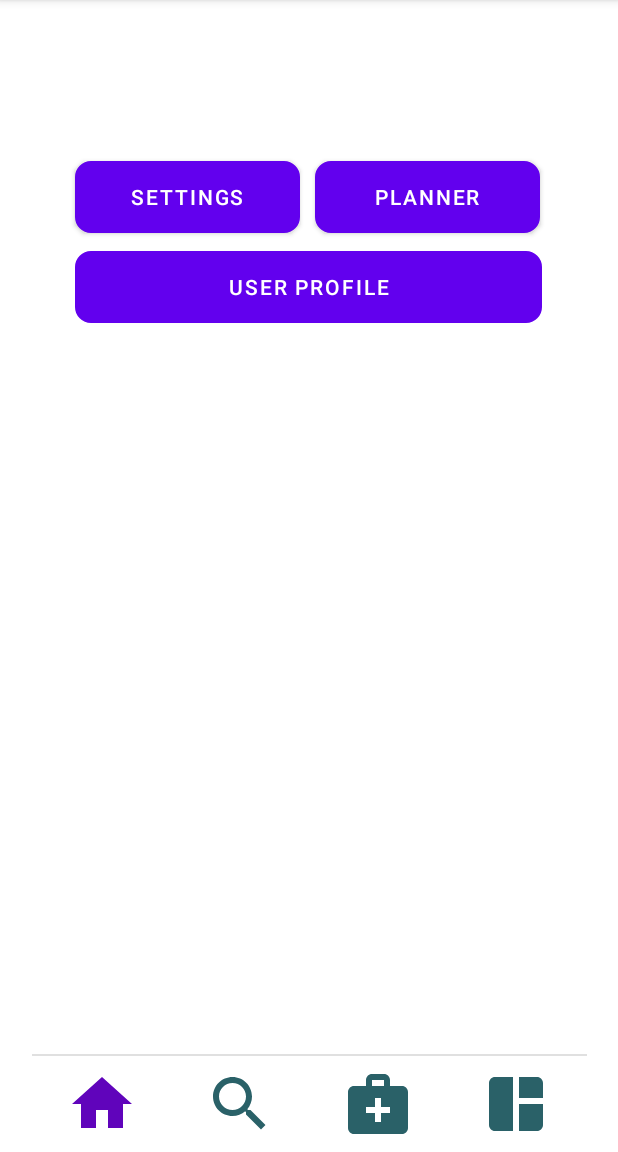
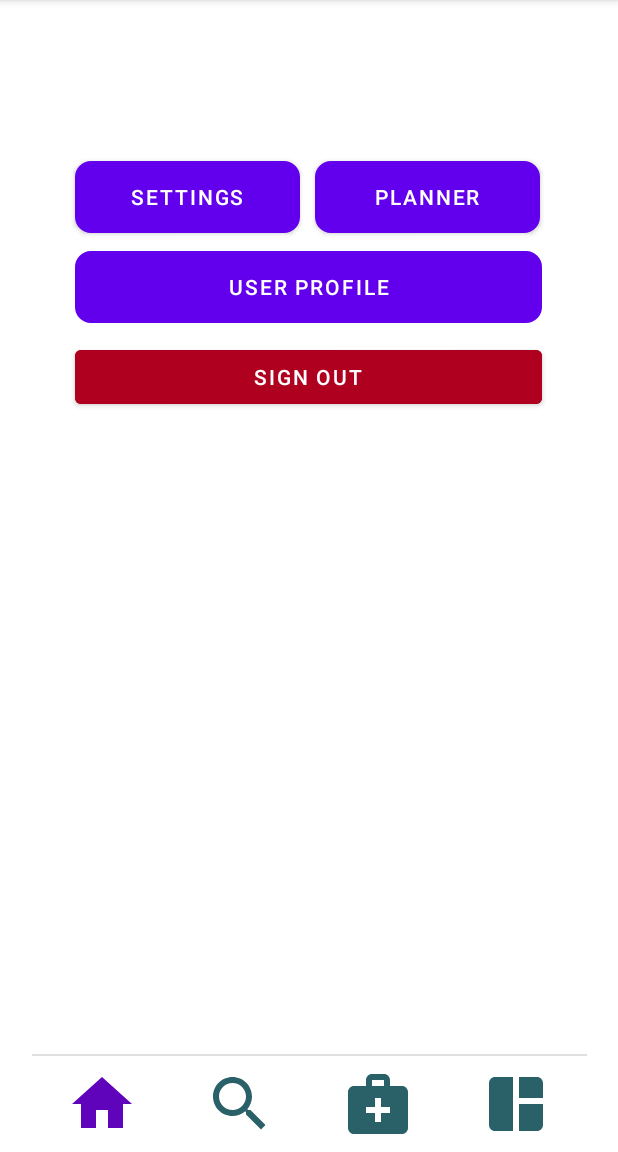
Before and after one commit to IT21210242/MAD-Project, an Android app: the DashboardFragment screen opened directly, with no data from a screen before it, on a phone screen of 412 x 824 dp, the part 84-1236 px from its top. Run offline under Robolectric (Android 15) with nearby library versions, the light colour scheme and no system bars.

Commit message:
Planner commit

```diff
--- a/app/src/main/AndroidManifest.xml
+++ b/app/src/main/AndroidManifest.xml
@@ -11,6 +11,9 @@
         android:supportsRtl="true"
         android:theme="@style/Theme.TravelSL2"
         tools:targetApi="31">
+        <activity
+            android:name=".TodoActivity"
+            android:exported="false" />
         <activity
             android:name=".UserMainHome"
             android:exported="false" />
--- a/app/src/main/java/com/example/travelsl2/Dashboard.kt
+++ b/app/src/main/java/com/example/travelsl2/Dashboard.kt
@@ -3,9 +3,12 @@ package com.example.travelsl2
 import androidx.appcompat.app.AppCompatActivity
 import android.os.Bundle
 
+// Defining the Dashboard activity class that extends the AppCompatActivity class
 class Dashboard : AppCompatActivity() {
+    // The onCreate method is called when the activity is first created
     override fun onCreate(savedInstanceState: Bundle?) {
         super.onCreate(savedInstanceState)
+        // Setting the layout of the activity using the setContentView method
         setContentView(R.layout.activity_dashboard)
     }
 }
--- a/app/src/main/res/layout/fragment_dashboard.xml
+++ b/app/src/main/res/layout/fragment_dashboard.xml
@@ -15,6 +15,19 @@
         android:layout_marginEnd="50dp"
         android:background="@drawable/button_styles"
         android:text="@string/profile"
+        app:layout_constraintEnd_toEndOf="parent"
+        app:layout_constraintStart_toStartOf="parent"
+        app:layout_constraintTop_toBottomOf="@+id/settings" />
+
+    <Button
+        android:id="@+id/signoutbtn"
+        android:layout_width="@dimen/dashboardBtnLength2"
+        android:layout_height="wrap_content"
+        android:layout_marginStart="50dp"
+        android:layout_marginTop="210dp"
+        android:layout_marginEnd="50dp"
+        android:backgroundTint="@color/design_default_color_error"
+        android:text="Sign Out"
         app:layout_constraintEnd_toEndOf="parent"
         app:layout_constraintStart_toStartOf="parent"
         app:layout_constraintTop_toBottomOf="@+id/settings" />
```
Also changed, not shown: app/build.gradle (+7 -0 lines), app/src/main/java/com/example/travelsl2/DBHelper.kt (+8 -0 lines), app/src/main/java/com/example/travelsl2/DashboardFragment.kt (+11 -2 lines), app/src/main/java/com/example/travelsl2/LoginPref.kt (+7 -0 lines), app/src/main/java/com/example/travelsl2/MainActivity.kt (+14 -1 lines), app/src/main/res/layout/todo.xml (deleted, +0 -41 lines).
